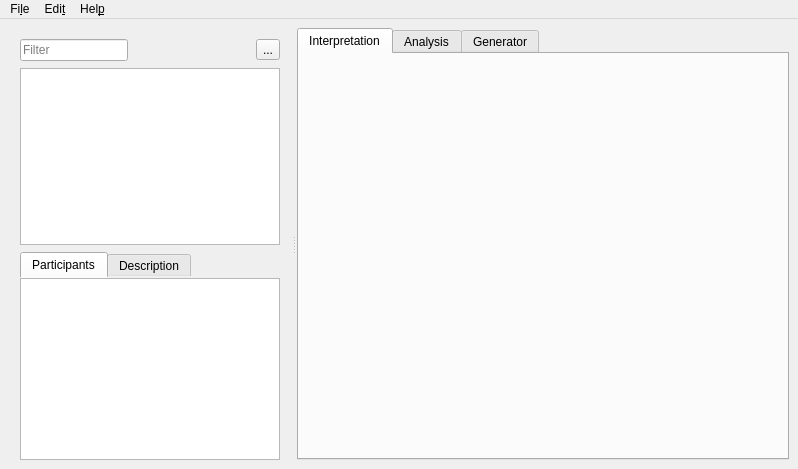
This is ui/main.ui in jopohl/urh as Qt 5 draws it before an edit. The edited form follows.
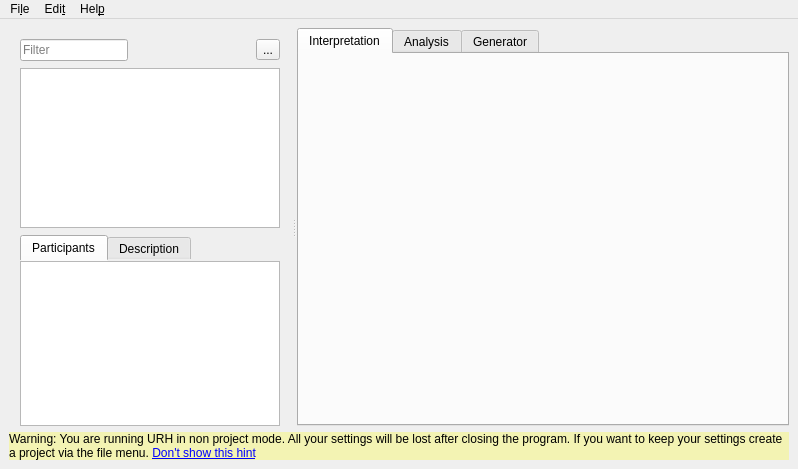
This is the edited form. Icons and pictures are not drawn. Custom widgets are drawn as their Qt base class.

Commit message: show warning at bottom if no project loaded

Diff of the .ui file:
```diff
--- a/ui/main.ui
+++ b/ui/main.ui
@@ -301,6 +301,19 @@
       </widget>
      </widget>
     </item>
+    <item>
+     <widget class="QLabel" name="labelNonProjectMode">
+      <property name="styleSheet">
+       <string notr="true">background: rgba(255,255,0,64)</string>
+      </property>
+      <property name="text">
+       <string>&lt;html&gt;&lt;head/&gt;&lt;body&gt;&lt;p&gt;Warning: You are running URH in non project mode. All your settings will be lost after closing the program. If you want to keep your settings create a project via the file menu. &lt;a href=&quot;dont_show_non_project_again&quot;&gt;&lt;span style=&quot; text-decoration: underline; color:#0000ff;&quot;&gt;Don't show this hint&lt;/span&gt;&lt;/a&gt;&lt;/p&gt;&lt;/body&gt;&lt;/html&gt;</string>
+      </property>
+      <property name="wordWrap">
+       <bool>true</bool>
+      </property>
+     </widget>
+    </item>
    </layout>
   </widget>
   <widget class="QMenuBar" name="menubar">
```
Left out of the diff: 10 changed lines with no effect on the pictures. The commit also changes 2 other files.
